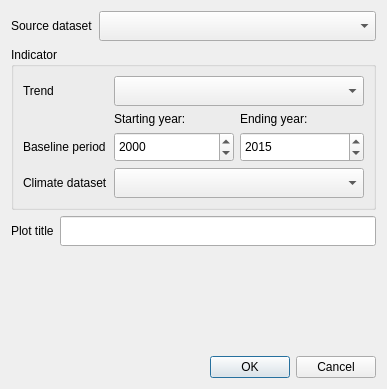
This is LDMP/gui/DlgTimeseries.ui in ConservationInternational/trends.earth as Qt 5 draws it before an edit. The edited form follows.
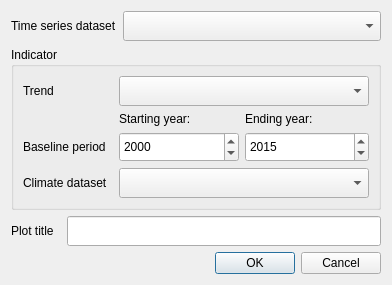
This is the edited form.

Commit message: Refactor timeseries payload

Patch:
```diff
--- a/LDMP/gui/DlgTimeseries.ui
+++ b/LDMP/gui/DlgTimeseries.ui
@@ -6,8 +6,8 @@
    <rect>
     <x>0</x>
     <y>0</y>
-    <width>384</width>
-    <height>389</height>
+    <width>392</width>
+    <height>281</height>
    </rect>
   </property>
   <property name="sizePolicy">
@@ -42,7 +42,7 @@
      </property>
     </widget>
    </item>
-   <item row="5" column="0" colspan="3">
+   <item row="6" column="0" colspan="3">
     <widget class="QDialogButtonBox" name="buttonBox">
      <property name="minimumSize">
       <size>
@@ -55,13 +55,6 @@
      </property>
     </widget>
    </item>
-   <item row="0" column="0" colspan="2">
-    <widget class="QLabel" name="label">
-     <property name="text">
-      <string>Source dataset</string>
-     </property>
-    </widget>
-   </item>
    <item row="0" column="2">
     <widget class="QComboBox" name="dataset_ndvi">
      <property name="sizePolicy">
@@ -78,6 +71,13 @@
      </property>
     </widget>
    </item>
+   <item row="0" column="0" colspan="2">
+    <widget class="QLabel" name="label">
+     <property name="text">
+      <string>Time series dataset</string>
+     </property>
+    </widget>
+   </item>
    <item row="3" column="0">
     <widget class="QLabel" name="label_2">
      <property name="text">
@@ -280,22 +280,6 @@
      </layout>
     </widget>
    </item>
-   <item row="1" column="0" colspan="3">
-    <layout class="QVBoxLayout" name="vl_aoi"/>
-   </item>
-   <item row="4" column="1">
-    <spacer name="verticalSpacer">
-     <property name="orientation">
-      <enum>Qt::Vertical</enum>
-     </property>
-     <property name="sizeHint" stdset="0">
-      <size>
-       <width>20</width>
-       <height>40</height>
-      </size>
-     </property>
-    </spacer>
-   </item>
   </layout>
  </widget>
  <resources/>
```
Left out of the diff: 3 changed lines with no effect on the pictures. The commit also changes 2 other files.
